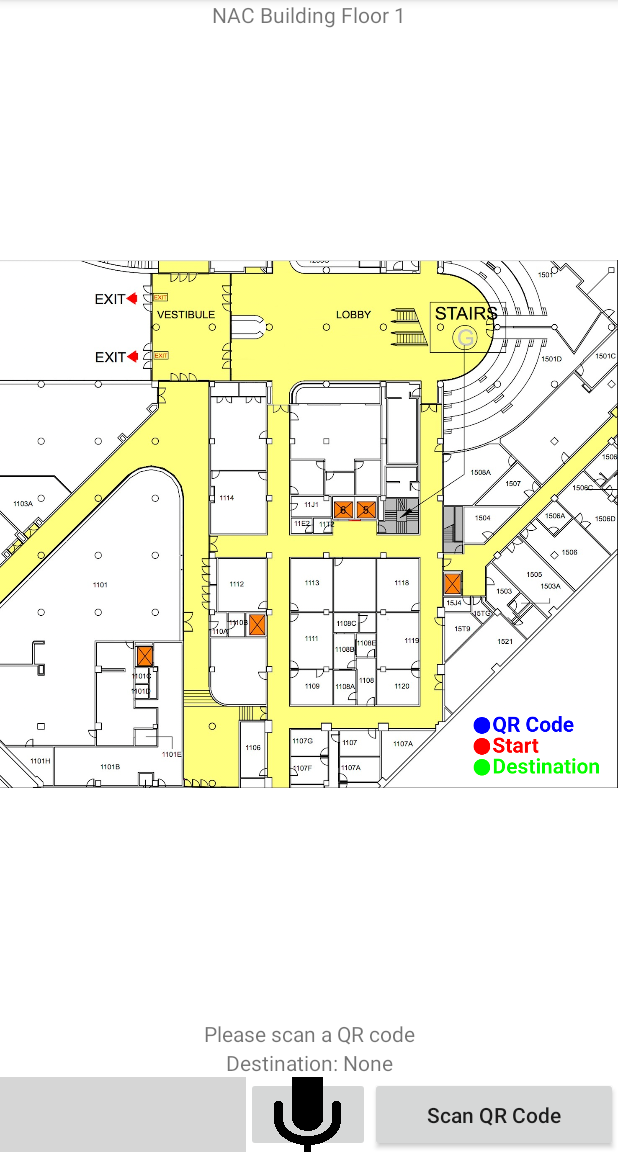
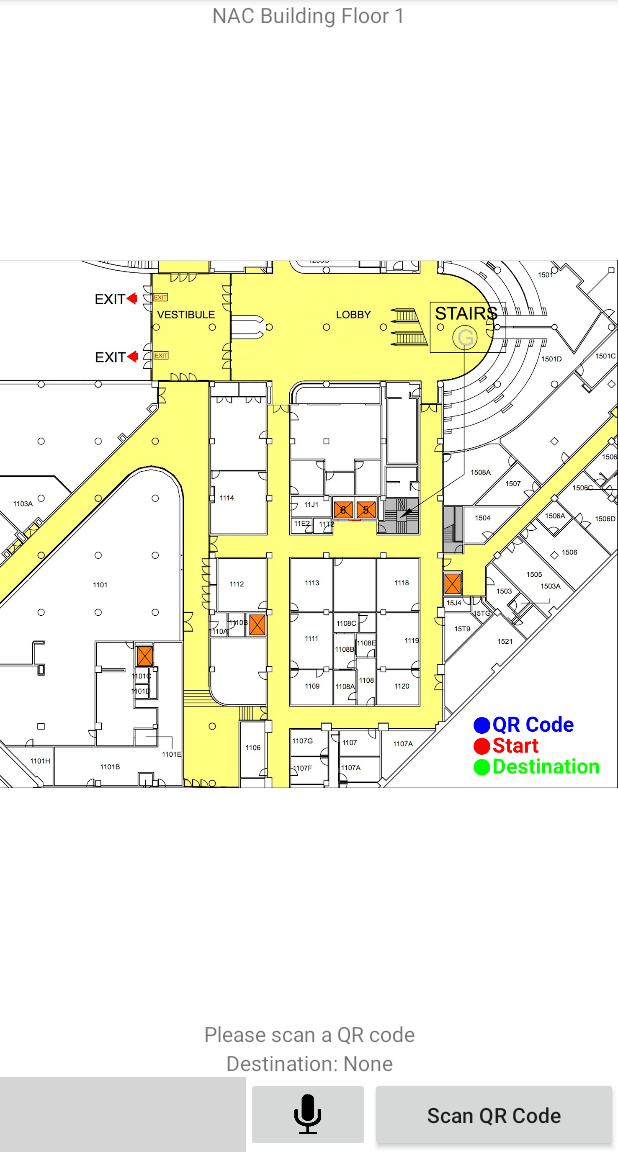
Before and after one commit to ykenichi/QRNav, an Android app: the screen it shows after launch (MainActivity), on a phone screen of 412 x 824 dp, the part 84-1236 px from its top. Run offline under Robolectric (Android 15) with nearby library versions, the phone set to English and light mode, and no system bars; libraries missing offline, so code that uses them is left out: com.google.zxing.integration, uk.co.senab; 4 statements that could not run were skipped; grey boxes are pictures that could not be loaded.

Commit message:
Added app icon and fixed image button issue

```diff
--- a/QRNav/app/src/main/res/layout/content_main.xml
+++ b/QRNav/app/src/main/res/layout/content_main.xml
@@ -52,6 +52,7 @@
         android:orientation="horizontal">
     <ImageButton
         android:id="@+id/map_button_prev"
+        android:scaleType="fitCenter"
         android:layout_width="0dip"
         android:layout_height="50dip"
         android:src="@drawable/arrow_down"
@@ -59,6 +60,7 @@
         android:layout_gravity="center_horizontal|center" />
     <ImageButton
         android:id="@+id/map_button_next"
+        android:scaleType="fitCenter"
         android:layout_width="0dip"
         android:layout_height="50dip"
         android:src="@drawable/arrow_up"
@@ -66,6 +68,7 @@
         android:layout_gravity="center_horizontal|center" />
     <ImageButton
         android:id="@+id/speech_button"
+        android:scaleType="fitCenter"
         android:layout_width="0dip"
         android:layout_height="50dip"
         android:src="@drawable/microphone"
```
Also changed, not shown: QRNav/app/src/main/ic_launcher-web.png (added), QRNav/app/src/main/res/mipmap-hdpi/ic_launcher.png, QRNav/app/src/main/res/mipmap-mdpi/ic_launcher.png, QRNav/app/src/main/res/mipmap-xhdpi/ic_launcher.png, QRNav/app/src/main/res/mipmap-xxhdpi/ic_launcher.png, QRNav/app/src/main/res/mipmap-xxxhdpi/ic_launcher.png.
